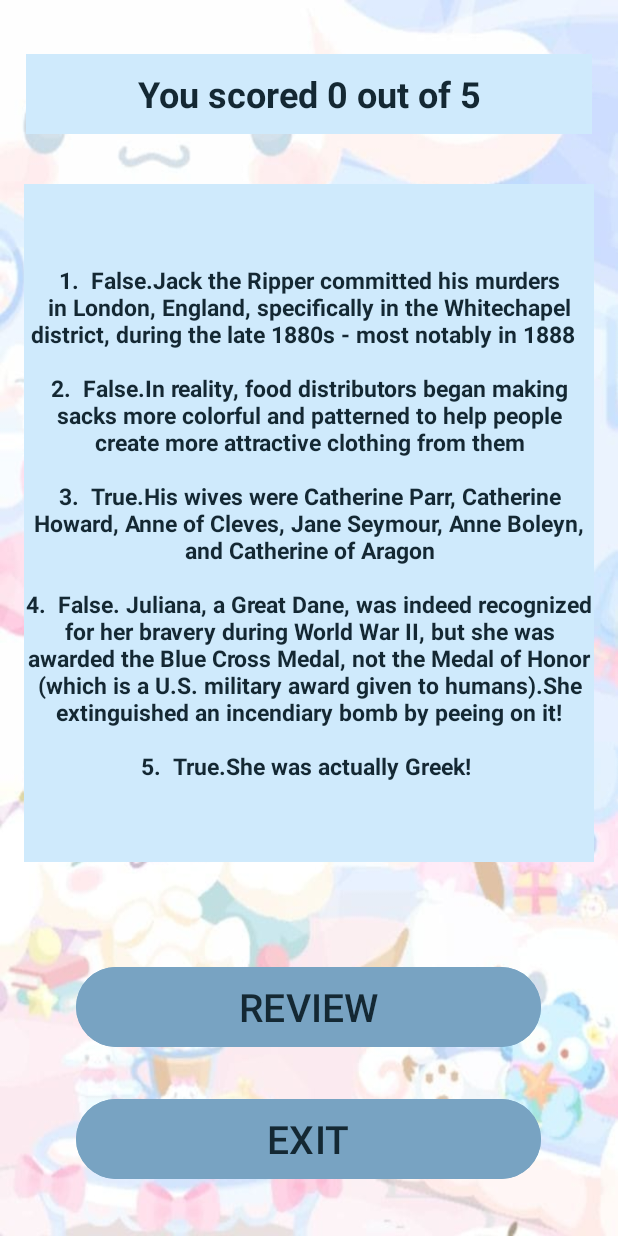
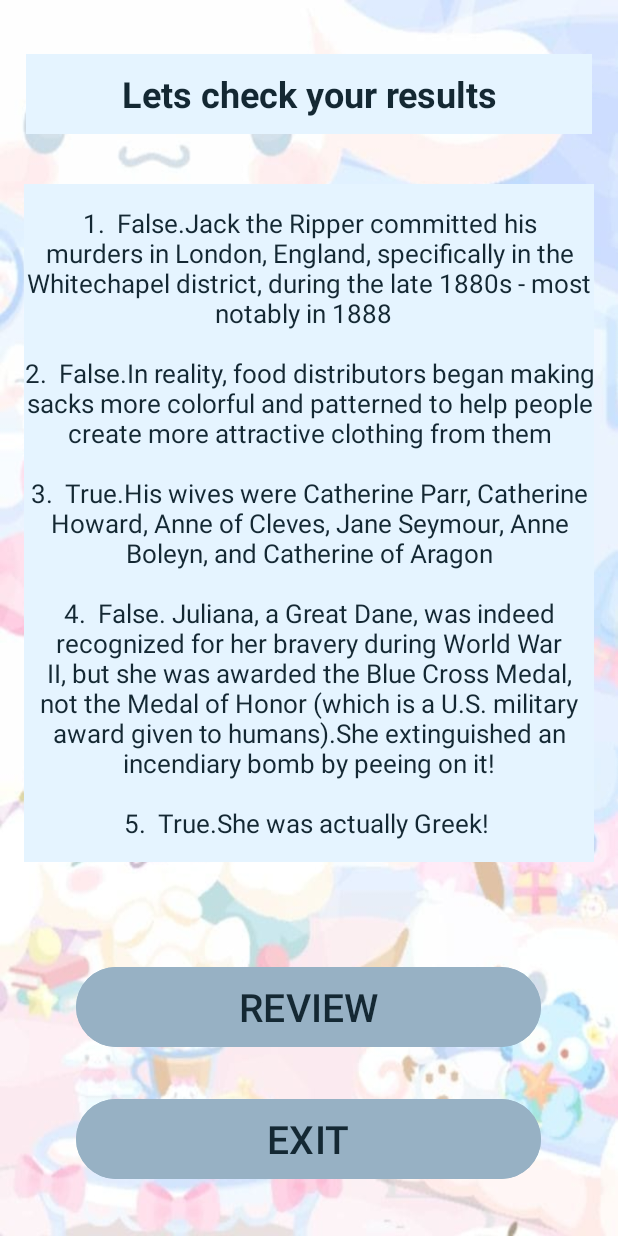
Before and after one commit to ST10476792/IMADASSIGNMENT2, an Android app: the MainActivity3 screen opened directly, with no data from a screen before it, after a tap on "REVIEW", on a phone screen of 412 x 824 dp. Run offline under Robolectric (Android 15) with nearby library versions, the phone set to English and light mode, and no system bars.

Commit message:
flashcard app

```diff
--- a/app/src/main/java/com/example/flashcardapp/MainActivity3.kt
+++ b/app/src/main/java/com/example/flashcardapp/MainActivity3.kt
@@ -23,16 +23,13 @@ class MainActivity3 : AppCompatActivity() {
 
         if (score >= 4 && score < 6) {
             //if the time of day is Morning,the textview will display Yoghurt and granola as a meal
-            reviewTextview.text = "Great job. Well done! \uD83C\uDF89"
+            reviewTextview.text = "Great job. Well done! \uD83C\uDF89" + "You scored $score out of 5 \n"
         } else if (score > 1  && score < 4) {
             //if the time of day is Mid morning,the textview will display Cream puffs as a snack
-            reviewTextview.text = "Not bad! Keep trying\uD83D\uDCAA"
+            reviewTextview.text = "Not bad! Keep trying\uD83D\uDCAA" + "You scored $score out of 5 \n"
         } else {
-            reviewTextview.text = " Time to hit the books\uD83D\uDCDA"
+            reviewTextview.text = " Time to hit the books\uD83D\uDCDA" + "You scored $score out of 5 \n"
         }
-
-        feedbackTextview.text = "You scored $score out of 5"
-
 
         reviewBtn.setOnClickListener {
                  reviewTextview.text = """
--- a/app/src/main/res/layout/activity_main3.xml
+++ b/app/src/main/res/layout/activity_main3.xml
@@ -12,13 +12,12 @@
         android:id="@+id/reviewTextview"
         android:layout_width="380dp"
         android:layout_height="452dp"
-        android:background="#cfeafc"
         android:gravity="center"
+        android:background="#e5f4ff"
         android:hint="Review: "
         android:text=" "
         android:textColor="#142833"
-        android:textSize="15sp"
-        android:textStyle="bold"
+        android:textSize="17sp"
         app:layout_constraintBottom_toBottomOf="parent"
         app:layout_constraintEnd_toEndOf="parent"
         app:layout_constraintHorizontal_bias="0.491"
@@ -30,12 +29,12 @@
         android:id="@+id/feedbackTextview"
         android:layout_width="377dp"
         android:layout_height="53dp"
-        android:background="#cfeafc"
+        android:background="#e5f4ff"
         android:gravity="center"
         android:text="Lets check your results"
+        android:textStyle="bold"
         android:textColor="#142833"
         android:textSize="24sp"
-        android:textStyle="bold"
         app:layout_constraintBottom_toBottomOf="parent"
         app:layout_constraintEnd_toEndOf="parent"
         app:layout_constraintStart_toStartOf="parent"
@@ -46,7 +45,7 @@
         android:id="@+id/reviewBtn"
         android:layout_width="310dp"
         android:layout_height="61dp"
-        android:backgroundTint="#78a3c2"
+        android:backgroundTint="#97b1c4"
         android:text="REVIEW"
         android:textColor="#142833"
         android:textSize="26sp"
@@ -61,7 +60,7 @@
         android:id="@+id/exitBtn"
         android:layout_width="310dp"
         android:layout_height="61dp"
-        android:backgroundTint="#78a3c2"
+        android:backgroundTint="#97b1c4"
         android:text="EXIT"
         android:textColor="#142833"
         android:textSize="26sp"
```
Also changed, not shown: app/src/main/res/layout/activity_main2.xml (+15 -13 lines), 1 other file.
